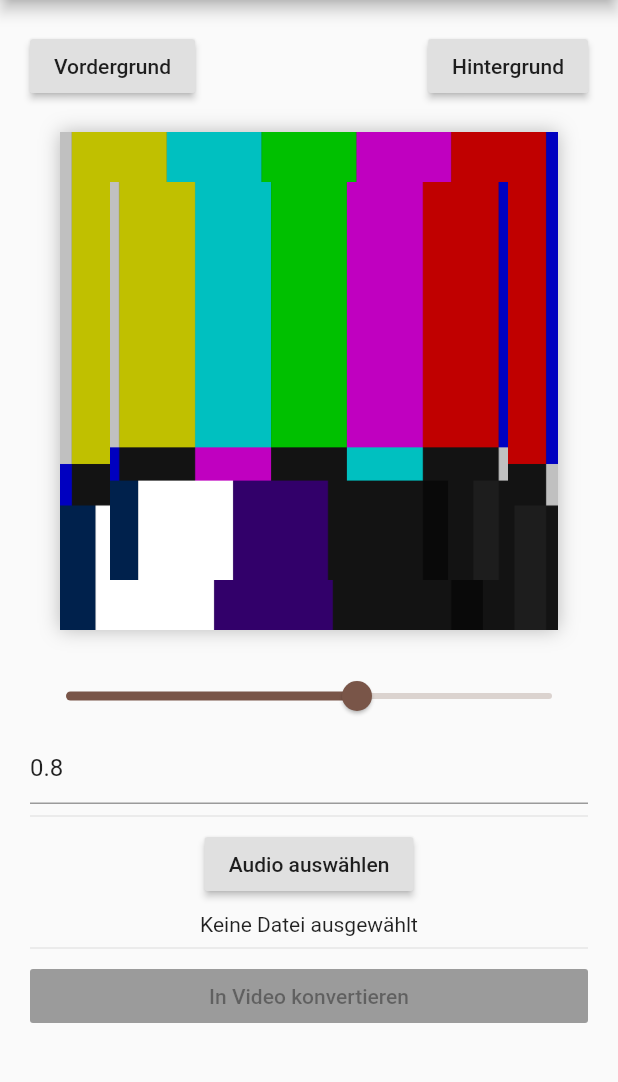
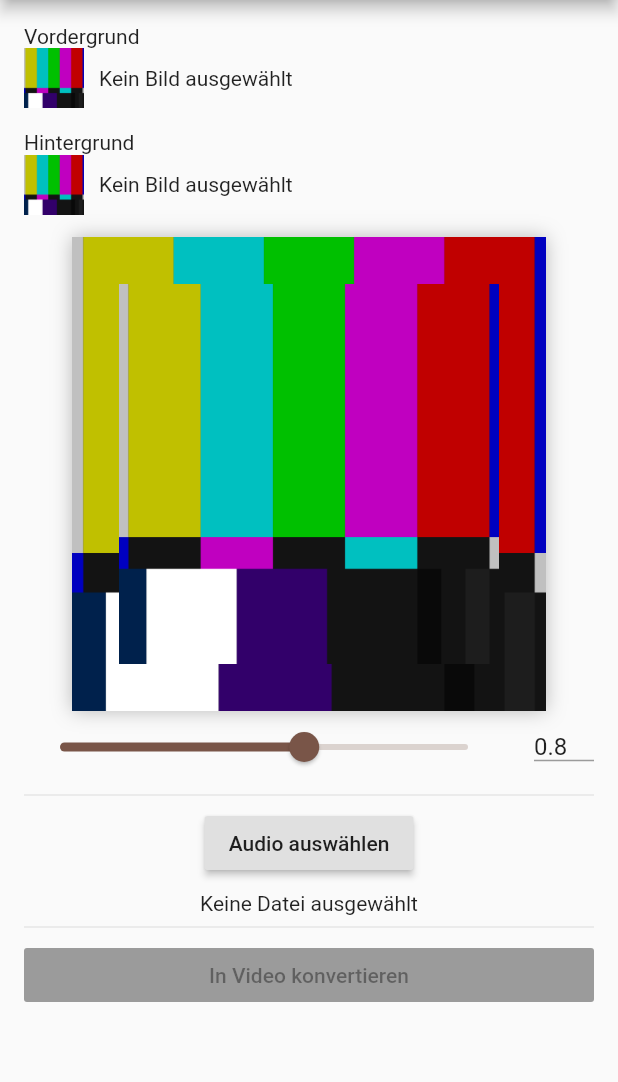
Before and after one commit to doodlezucc/SnippetFeed, a Flutter app: the screen it shows after launch, on a phone screen of 412 x 824 dp, the part 84-1166 px from its top. Run offline on Flutter 3.47's test engine with Material 2 defaults, Android fonts, the phone set to English and light mode, and no system bars; our stand-ins replace file_picker; missing offline and left inert: esys_flutter_share, flutter_ffmpeg, flutter_sound.

Commit message:
restructured and redesigned

```diff
--- /dev/null
+++ b/lib/buttons.dart
@@ -0,0 +1,110 @@
+import 'dart:io';
+
+import 'package:file_picker/file_picker.dart';
+import 'package:flutter/material.dart';
+import 'package:path/path.dart';
+
+class StatusFile {
+  FileStatus status;
+  File file;
+  FileType type;
+
+  StatusFile({@required this.type, this.status = FileStatus.NONE, this.file});
+}
+
+enum FileStatus { NONE, LOADING, FINISHED }
+
+class FilePickButton extends StatelessWidget {
+  final StatusFile file;
+  final void Function(StatusFile file) onUpdate;
+  final String text;
+
+  const FilePickButton(
+      {Key key,
+      @required this.file,
+      @required this.text,
+      @required this.onUpdate})
+      : super(key: key);
+
+  @override
+  Widget build(BuildContext context) {
+    return Column(
+      children: <Widget>[
+        RaisedButton(
+          child: Text(text),
+          onPressed: file.status == FileStatus.LOADING ? null : pickFile,
+        )
+      ],
+    );
+  }
+
+  void pickFile() async {
+    onUpdate(file..status = FileStatus.LOADING);
+    String path = await FilePicker.getFilePath(type: file.type);
+    if (path != null) {
+      onUpdate(file
+        ..file = File(path)
+        ..status = FileStatus.FINISHED);
+    } else {
+      onUpdate(file
+        ..status = file.file == null ? FileStatus.NONE : FileStatus.FINISHED);
+    }
+  }
+}
+
+class ImagePickButton extends FilePickButton {
+  const ImagePickButton(
+      {Key key,
+      @required StatusFile file,
+      @required String text,
+      @required void Function(StatusFile) onUpdate})
+      : super(key: key, file: file, text: text, onUpdate: onUpdate);
+
+  static const double previewSize = 40;
+  static const double insets = 10;
+
+  @override
+  Widget build(BuildContext context) {
+    return Column(
+      crossAxisAlignment: CrossAxisAlignment.start,
+      children: [
+        Text(text),
+        Padding(
+          padding: const EdgeInsets.only(top: 0, bottom: insets + 5),
+          child: InkWell(
+            onTap: file.status == FileStatus.LOADING ? null : pickFile,
+            child: Container(
+              child: Row(
+                children: <Widget>[
+                  Container(
+                    width: previewSize + insets,
+                    height: previewSize,
+                    padding: const EdgeInsets.only(right: insets),
+                    child: Image(
+                      image: file.file != null
+                          ? FileImage(file.file)
+                          : AssetImage("assets/testpattern.png"),
+                      gaplessPlayback: true,
+                      width: double.infinity,
+                      height: double.infinity,
+                      fit: BoxFit.cover,
+                    ),
+                  ),
+                  Flexible(
+                    fit: FlexFit.loose,
+                    child: Text(
+                      file.file != null
+                          ? basename(file.file.path)
+                          : "Kein Bild ausgewählt",
+                      softWrap: false,
+                    ),
+                  ),
+                ],
+              ),
+            ),
+          ),
+        ),
+      ],
+    );
+  }
+}
--- /dev/null
+++ b/lib/input_slider.dart
@@ -0,0 +1,76 @@
+import 'package:flutter/material.dart';
+
+class InputSlider extends StatefulWidget {
+  final double value;
+  final void Function(double v) onChanged;
+
+  const InputSlider({Key key, @required this.value, @required this.onChanged})
+      : super(key: key);
+
+  @override
+  _InputSliderState createState() => _InputSliderState();
+}
+
+class _InputSliderState extends State<InputSlider> {
+  TextField sizeField;
+
+  @override
+  void initState() {
+    super.initState();
+    resetSizeField();
+  }
+
+  void resetSizeField() {
+    sizeField = TextField(
+      focusNode: FocusNode(),
+      onChanged: (s) {
+        double result = double.tryParse(s);
+        print(result);
+        if (result != null) {
+          widget.onChanged(result.clamp(0.5, 1.0));
+        }
+      },
+      onEditingComplete: () {
+        sizeField.focusNode.unfocus();
+        sizeField.controller.text = widget.value.toString();
+      },
+      decoration: InputDecoration(
+        isDense: true,
+        contentPadding: EdgeInsets.zero,
+      ),
+      expands: false,
+      autofocus: false,
+      autocorrect: false,
+      controller: TextEditingController(text: widget.value.toString()),
+      keyboardType:
+          TextInputType.numberWithOptions(decimal: true, signed: true),
+    );
+  }
+
+  @override
+  Widget build(BuildContext context) {
+    return Row(
+      children: [
+        Expanded(
+          child: Slider.adaptive(
+              value: widget.value,
+              min: 0.5,
+              max: 1.0,
+              divisions: 50,
+              label: "${(widget.value * 100).round()}%",
+              onChanged: (v) {
+                sizeField.focusNode.unfocus();
+                var value = (v * 100).roundToDouble() / 100;
+                sizeField.controller.text = value.toString();
+                widget.onChanged(value);
+              }),
+        ),
+        Container(width: 20),
+        Container(
+          child: sizeField,
+          width: 40,
+        ),
+      ],
+    );
+  }
+}
--- /dev/null
+++ b/lib/layered_image.dart
@@ -0,0 +1,53 @@
+import 'dart:io';
+
+import 'package:flutter/material.dart';
+
+class LayeredImage extends StatelessWidget {
+  final File back;
+  final File front;
+  final double frontSize;
+
+  const LayeredImage(
+      {Key key,
+      @required this.back,
+      @required this.front,
+      @required this.frontSize})
+      : super(key: key);
+
+  @override
+  Widget build(BuildContext context) {
+    return AspectRatio(
+      aspectRatio: 1.0,
+      child: Container(
+          decoration: BoxDecoration(
+              boxShadow: [BoxShadow(blurRadius: 10, color: Colors.black26)]),
+          child: Stack(
+            children: <Widget>[
+              Center(
+                  child: Image(
+                image: back != null
+                    ? FileImage(back)
+                    : AssetImage("assets/testpattern.png"),
+                gaplessPlayback: true,
+                fit: BoxFit.cover,
+                width: double.infinity,
+                height: double.infinity,
+              )),
+              Transform.scale(
+                scale: frontSize,
+                child: Center(
+                    child: Image(
+                  image: front != null
+                      ? FileImage(front)
+                      : AssetImage("assets/testpattern.png"),
+                  gaplessPlayback: true,
+                  fit: BoxFit.cover,
+                  width: double.infinity,
+                  height: double.infinity,
+                )),
+              ),
+            ],
+          )),
+    );
+  }
+}
--- a/lib/main.dart
+++ b/lib/main.dart
@@ -7,8 +7,11 @@ import 'package:flutter/material.dart';
 import 'package:flutter_sound/flutter_sound_player.dart';
 import 'package:path/path.dart' as path;
 import 'package:path_provider/path_provider.dart';
+import 'package:vinsta/input_slider.dart';
+import 'package:vinsta/layered_image.dart';
 
 import 'process.dart';
+import 'buttons.dart';
 
 void main() => runApp(MyApp());
 
@@ -31,16 +34,6 @@ class MyHomePage extends StatefulWidget {
   _MyHomePageState createState() => _MyHomePageState();
 }
 
-class StatusFile {
-  FileStatus status;
-  File file;
-  FileType type;
-
-  StatusFile({@required this.type, this.status = FileStatus.NONE, this.file});
-}
-
-enum FileStatus { NONE, LOADING, FINISHED }
-
 class _MyHomePageState extends State<MyHomePage> with WidgetsBindingObserver {
   StatusFile front = StatusFile(type: FileType.image);
   StatusFile back = StatusFile(type: FileType.image);
@@ -56,7 +49,6 @@ class _MyHomePageState extends State<MyHomePage> with WidgetsBindingObserver {
   void initState() {
     super.initState();
     WidgetsBinding.instance.addObserver(this);
-    resetSizeField();
     loadDirectory();
   }
 
@@ -96,32 +88,6 @@ class _MyHomePageState extends State<MyHomePage> with WidgetsBindingObserver {
 
   void update(StatusFile file) => setState(() {});
 
-  TextField sizeField;
-
-  void resetSizeField() {
-    sizeField = TextField(
-      focusNode: FocusNode(),
-      onChanged: (s) {
-        double result = double.tryParse(s);
-        print(result);
-        if (result != null) {
-          setState(() {
-            frontSize = math.max(0.5, math.min(1.0, result));
-          });
-        }
-      },
-      onEditingComplete: () {
-        sizeField.focusNode.unfocus();
-        sizeField.controller.text = frontSize.toString();
-      },
-      autofocus: false,
-      autocorrect: false,
-      controller: TextEditingController(text: frontSize.toString()),
-      keyboardType:
-          TextInputType.numberWithOptions(decimal: true, signed: true),
-    );
-  }
-
   @override
   Widget build(BuildContext context) {
     return Scaffold(
@@ -129,72 +95,22 @@ class _MyHomePageState extends State<MyHomePage> with WidgetsBindingObserver {
           title: Text("vinsta"),
         ),
         body: ListView(
-          padding: EdgeInsets.all(20),
+          padding: const EdgeInsets.all(16),
           children: <Widget>[
-            Row(
-              children: <Widget>[
-                FileChooseButton(
-                    chooseText: "Vordergrund", file: front, onUpdate: update),
-                Expanded(
-                  child: Container(),
-                ),
-                FileChooseButton(
-                    chooseText: "Hintergrund", file: back, onUpdate: update),
-              ],
+            ImagePickButton(text: "Vordergrund", file: front, onUpdate: update),
+            ImagePickButton(text: "Hintergrund", file: back, onUpdate: update),
+            Padding(
+              padding: const EdgeInsets.symmetric(horizontal: 32),
+              child: LayeredImage(
+                  back: back.file, front: front.file, frontSize: frontSize),
             ),
-            Padding(
-              padding: const EdgeInsets.all(20.0),
-              child: AspectRatio(
-                aspectRatio: 1.0,
-                child: Container(
-                    decoration: BoxDecoration(boxShadow: [
-                      BoxShadow(blurRadius: 10, color: Colors.black26)
-                    ]),
-                    child: Stack(
-                      children: <Widget>[
-                        Center(
-                            child: Image(
-                          image: back.file != null
-                              ? FileImage(back.file)
-                              : AssetImage("assets/testpattern.png"),
-                          gaplessPlayback: true,
-                          fit: BoxFit.cover,
-                          width: double.infinity,
-                          height: double.infinity,
-                        )),
-                        Transform.scale(
-                          scale: frontSize,
-                          child: Center(
-                              child: Image(
-                            image: front.file != null
-                                ? FileImage(front.file)
-                                : AssetImage("assets/testpattern.png"),
-                            gaplessPlayback: true,
-                            fit: BoxFit.cover,
-                            width: double.infinity,
-                            height: double.infinity,
-                          )),
-                        ),
-                      ],
-                    )),
-              ),
+            InputSlider(
+              value: frontSize,
+              onChanged: (v) => setState(() => frontSize = v),
             ),
-            Slider.adaptive(
-                value: frontSize,
-                min: 0.5,
-                max: 1.0,
-                divisions: 500,
-                onChanged: (v) {
-                  sizeField.focusNode.unfocus();
-                  setState(() {
-                    frontSize = (v * 1000).roundToDouble() / 1000;
-                    sizeField.controller.text = frontSize.toString();
-                  });
-                }),
-            sizeField,
             Divider(),
-            FileChooseButton(
-              chooseText: "Audio auswählen",
+            FilePickButton(
+              text: "Audio auswählen",
               file: audio,
               onUpdate: (f) async {
                 if (f.status == FileStatus.FINISHED) {
@@ -327,43 +243,6 @@ class _MyHomePageState extends State<MyHomePage> with WidgetsBindingObserver {
   }
 }
 
-class FileChooseButton extends StatelessWidget {
-  final StatusFile file;
-  final void Function(StatusFile file) onUpdate;
-  final String chooseText;
-
-  const FileChooseButton(
-      {Key key,
-      @required this.file,
-      @required this.chooseText,
-      @required this.onUpdate})
-      : super(key: key);
-
-  @override
-  Widget build(BuildContext context) {
-    return Column(
-      children: <Widget>[
-        RaisedButton(
-          child: Text(chooseText),
-          onPressed: () async {
-            onUpdate(file..status = FileStatus.LOADING);
-            String path = await FilePicker.getFilePath(type: file.type);
-            if (path != null) {
-              onUpdate(file
-                ..file = File(path)
-                ..status = FileStatus.FINISHED);
-            } else {
-              onUpdate(file
-                ..status =
-                    file.file == null ? FileStatus.NONE : FileStatus.FINISHED);
-            }
-          },
-        )
-      ],
-    );
-  }
-}
-
 class AudioItem extends StatefulWidget {
   final File file;
 
```
Also changed, not shown: 1 other file.
